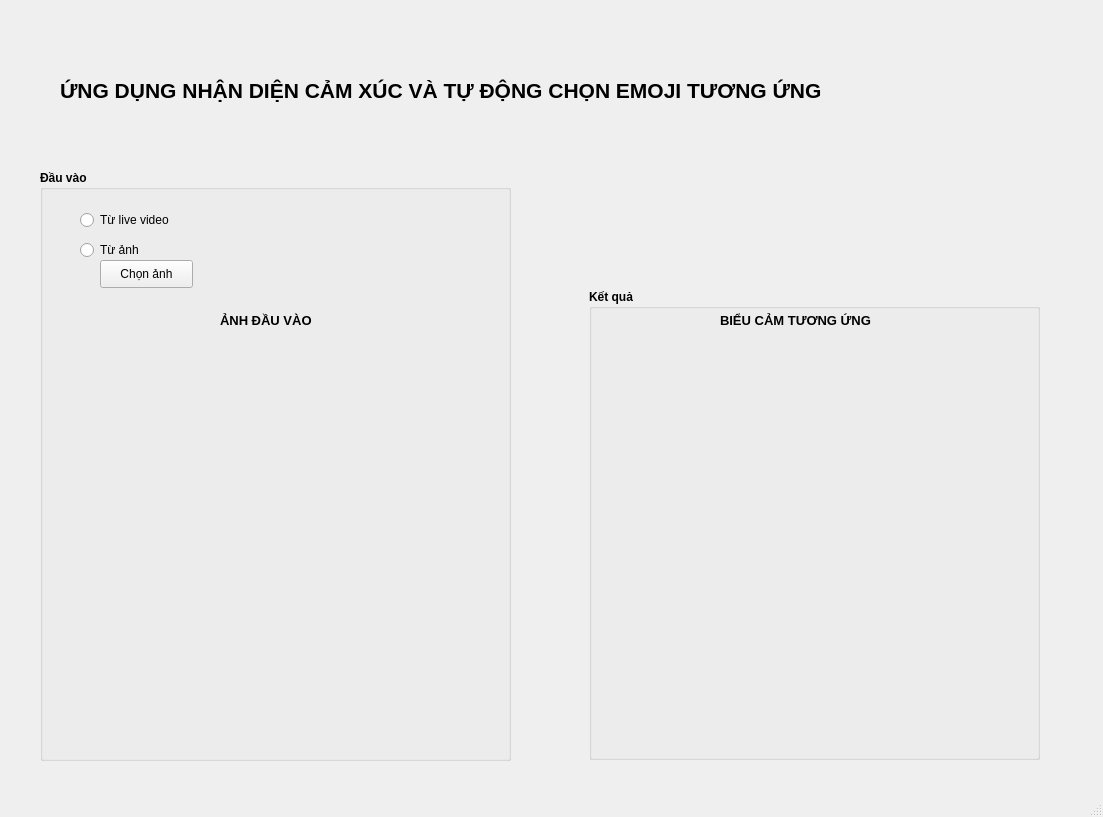
Above: gd2.ui from HuyDNwebdev/Emotion_Detection before the change. Below: the same form after it.
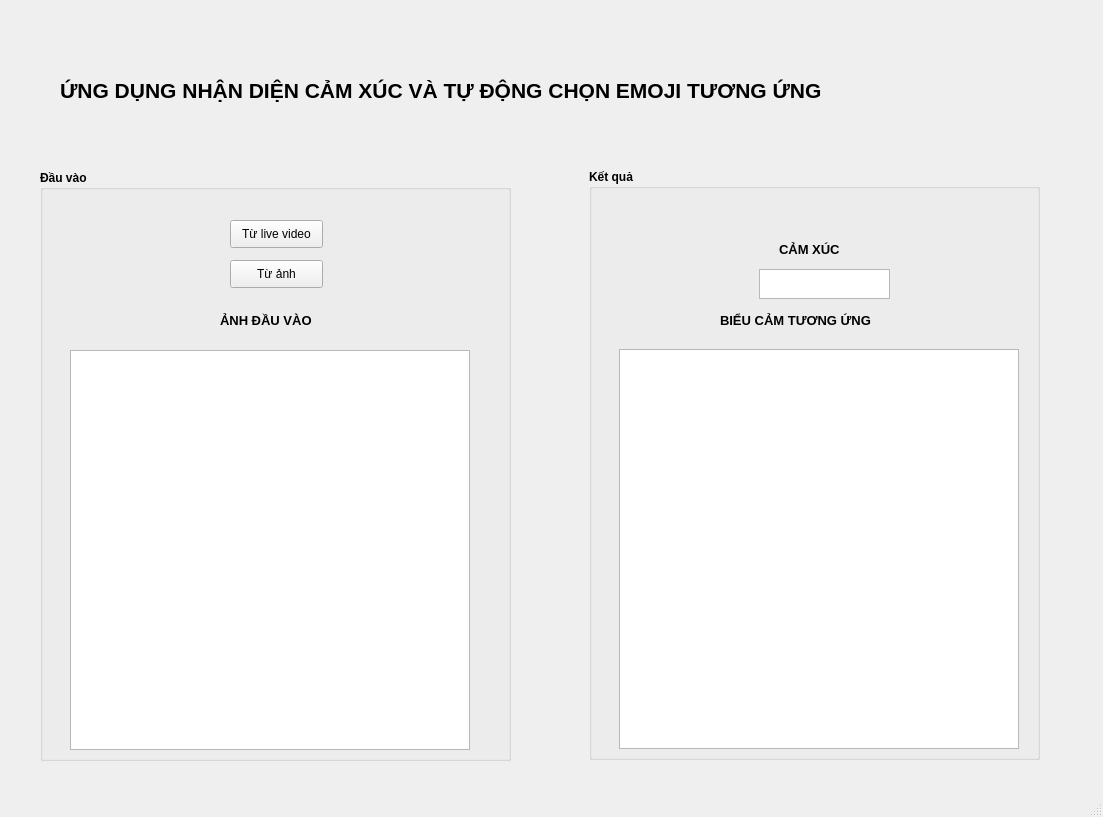
That is the form after the change. Icons and pictures are not drawn.

What changed in the file:
```diff
--- a/gd2.ui
+++ b/gd2.ui
@@ -78,39 +78,13 @@
      <string>BIỂU CẢM TƯƠNG ỨNG</string>
     </property>
    </widget>
-   <widget class="QRadioButton" name="fromIMG">
-    <property name="geometry">
-     <rect>
-      <x>80</x>
-      <y>240</y>
-      <width>95</width>
-      <height>20</height>
-     </rect>
-    </property>
-    <property name="text">
-     <string>Từ ảnh</string>
-    </property>
-   </widget>
-   <widget class="QPushButton" name="pushButton">
-    <property name="geometry">
-     <rect>
-      <x>100</x>
-      <y>260</y>
-      <width>93</width>
-      <height>28</height>
-     </rect>
-    </property>
-    <property name="text">
-     <string>Chọn ảnh</string>
-    </property>
-   </widget>
    <widget class="QGroupBox" name="groupBox">
     <property name="geometry">
      <rect>
       <x>589</x>
-      <y>289</y>
+      <y>169</y>
       <width>451</width>
-      <height>471</height>
+      <height>591</height>
      </rect>
     </property>
     <property name="font">
@@ -122,11 +96,21 @@
     <property name="title">
      <string>Kết quả</string>
     </property>
+    <widget class="QGraphicsView" name="graphicsView_2">
+     <property name="geometry">
+      <rect>
+       <x>30</x>
+       <y>180</y>
+       <width>400</width>
+       <height>400</height>
+      </rect>
+     </property>
+    </widget>
     <widget class="QLabel" name="outLabel">
      <property name="geometry">
       <rect>
        <x>30</x>
-       <y>60</y>
+       <y>180</y>
        <width>400</width>
        <height>400</height>
       </rect>
@@ -134,10 +118,135 @@
      <property name="text">
       <string/>
      </property>
-     <property name="pixmap">
-      <pixmap>emojis/angry.png</pixmap>
+    </widget>
+    <widget class="QLabel" name="label_4">
+     <property name="geometry">
+      <rect>
+       <x>190</x>
+       <y>70</y>
+       <width>81</width>
+       <height>21</height>
+      </rect>
      </property>
+     <property name="font">
+      <font>
+       <pointsize>10</pointsize>
+       <weight>75</weight>
+       <bold>true</bold>
+      </font>
+     </property>
+     <property name="text">
+      <string>CẢM XÚC</string>
+     </property>
     </widget>
+    <widget class="QLabel" name="eLabel">
+     <property name="geometry">
+      <rect>
+       <x>170</x>
+       <y>100</y>
+       <width>131</width>
+       <height>30</height>
+      </rect>
+     </property>
+     <property name="palette">
+      <palette>
+       <active>
+        <colorrole role="WindowText">
+         <brush brushstyle="SolidPattern">
+          <color alpha="255">
+           <red>0</red>
+           <green>0</green>
+           <blue>255</blue>
+          </color>
+         </brush>
+        </colorrole>
+        <colorrole role="Text">
+         <brush brushstyle="SolidPattern">
+          <color alpha="255">
+           <red>0</red>
+           <green>0</green>
+           <blue>255</blue>
+          </color>
+         </brush>
+        </colorrole>
+       </active>
+       <inactive>
+        <colorrole role="WindowText">
+         <brush brushstyle="SolidPattern">
+          <color alpha="255">
+           <red>0</red>
+           <green>0</green>
+           <blue>255</blue>
+          </color>
+         </brush>
+        </colorrole>
+        <colorrole role="Text">
+         <brush brushstyle="SolidPattern">
+          <color alpha="255">
+           <red>0</red>
+           <green>0</green>
+           <blue>255</blue>
+          </color>
+         </brush>
+        </colorrole>
+       </inactive>
+       <disabled>
+        <colorrole role="WindowText">
+         <brush brushstyle="SolidPattern">
+          <color alpha="255">
+           <red>120</red>
+           <green>120</green>
+           <blue>120</blue>
+          </color>
+         </brush>
+        </colorrole>
+        <colorrole role="Text">
+         <brush brushstyle="SolidPattern">
+          <color alpha="255">
+           <red>0</red>
+           <green>0</green>
+           <blue>255</blue>
+          </color>
+         </brush>
+        </colorrole>
+       </disabled>
+      </palette>
+     </property>
+     <property name="font">
+      <font>
+       <pointsize>11</pointsize>
+       <weight>75</weight>
+       <bold>true</bold>
+      </font>
+     </property>
+     <property name="layoutDirection">
+      <enum>Qt::LeftToRight</enum>
+     </property>
+     <property name="frameShadow">
+      <enum>QFrame::Sunken</enum>
+     </property>
+     <property name="text">
+      <string/>
+     </property>
+     <property name="alignment">
+      <set>Qt::AlignCenter</set>
+     </property>
+    </widget>
+    <widget class="QGraphicsView" name="graphicsView_3">
+     <property name="geometry">
+      <rect>
+       <x>170</x>
+       <y>100</y>
+       <width>131</width>
+       <height>30</height>
+      </rect>
+     </property>
+    </widget>
+    <zorder>graphicsView_3</zorder>
+    <zorder>graphicsView_2</zorder>
+    <zorder>outLabel</zorder>
+    <zorder>label_4</zorder>
+    <zorder>eLabel</zorder>
    </widget>
    <widget class="QGroupBox" name="groupBox_2">
     <property name="geometry">
@@ -157,30 +266,21 @@
     <property name="title">
      <string>Đầu vào</string>
     </property>
-    <widget class="QRadioButton" name="fromVID">
+    <widget class="QGraphicsView" name="graphicsView">
      <property name="geometry">
       <rect>
-       <x>40</x>
-       <y>40</y>
-       <width>121</width>
-       <height>20</height>
+       <x>30</x>
+       <y>180</y>
+       <width>400</width>
+       <height>400</height>
       </rect>
      </property>
-     <property name="font">
-      <font>
-       <weight>50</weight>
-       <bold>false</bold>
-      </font>
-     </property>
-     <property name="text">
-      <string>Từ live video</string>
-     </property>
     </widget>
     <widget class="QLabel" name="inLabel">
      <property name="geometry">
       <rect>
-       <x>40</x>
-       <y>170</y>
+       <x>30</x>
+       <y>180</y>
        <width>400</width>
        <height>400</height>
       </rect>
@@ -189,6 +289,44 @@
       <string/>
      </property>
     </widget>
+    <widget class="QPushButton" name="fromVid">
+     <property name="geometry">
+      <rect>
+       <x>190</x>
+       <y>50</y>
+       <width>93</width>
+       <height>28</height>
+      </rect>
+     </property>
+     <property name="font">
+      <font>
+       <weight>50</weight>
+       <bold>false</bold>
+      </font>
+     </property>
+     <property name="text">
+      <string>Từ live video</string>
+     </property>
+    </widget>
+    <widget class="QPushButton" name="fromImg">
+     <property name="geometry">
+      <rect>
+       <x>190</x>
+       <y>90</y>
+       <width>93</width>
+       <height>28</height>
+      </rect>
+     </property>
+     <property name="font">
+      <font>
+       <weight>50</weight>
+       <bold>false</bold>
+      </font>
+     </property>
+     <property name="text">
+      <string>Từ ảnh</string>
+     </property>
+    </widget>
    </widget>
    <zorder>groupBox</zorder>
    <zorder>groupBox_2</zorder>
```
Left out of the diff: 2 changed lines with no effect on the pictures.
